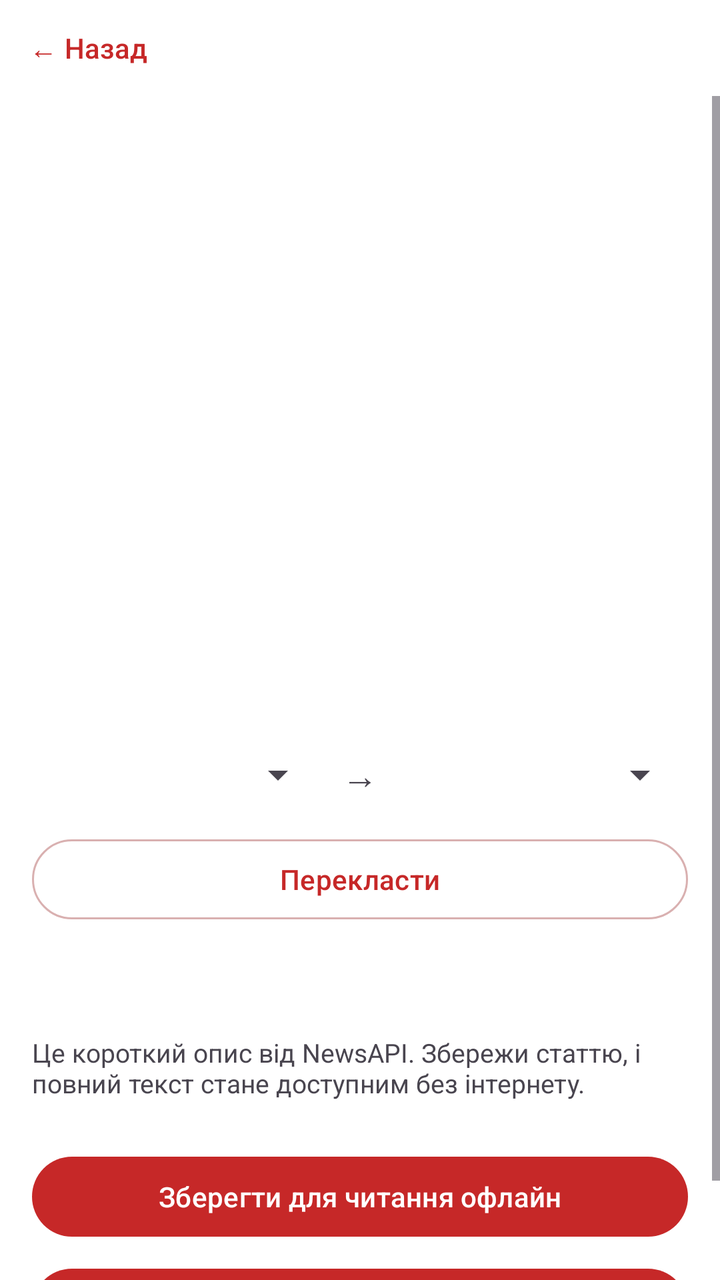
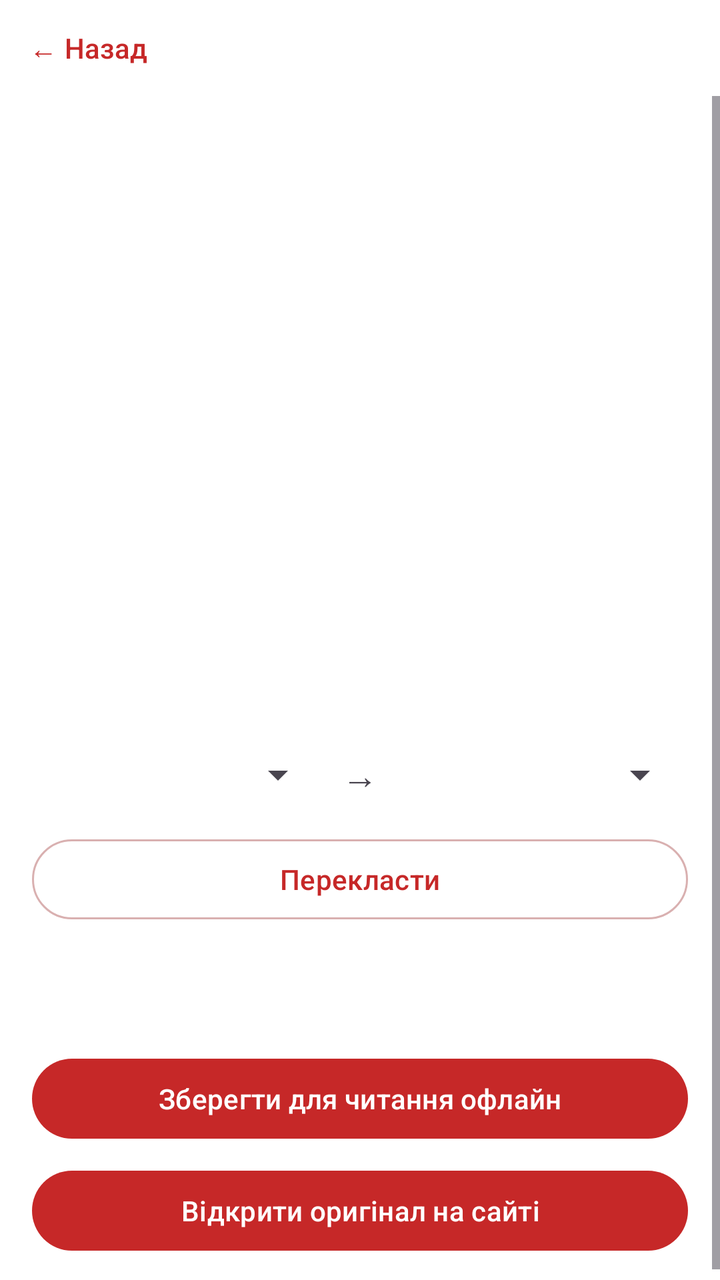

The first picture is an Android layout as it rendered before a commit; the second is the same layout after the commit. The layout source and the unified diff follow.
<!-- AndroidManifest.xml: application theme Theme.NewsFeed -->
<!-- res/layout/activity_article_detail.xml -->
<?xml version="1.0" encoding="utf-8"?>
<LinearLayout xmlns:android="http://schemas.android.com/apk/res/android"
    android:id="@+id/detailRoot"
    android:layout_width="match_parent"
    android:layout_height="match_parent"
    android:orientation="vertical">

    <Button
        android:id="@+id/backButton"
        style="@style/Widget.Material3.Button.TextButton"
        android:layout_width="wrap_content"
        android:layout_height="wrap_content"
        android:text="← Назад" />

    <ScrollView
        android:layout_width="match_parent"
        android:layout_height="0dp"
        android:layout_weight="1">

        <LinearLayout
            android:layout_width="match_parent"
            android:layout_height="wrap_content"
            android:orientation="vertical"
            android:padding="16dp">

            <ImageView
                android:id="@+id/image"
                android:layout_width="match_parent"
                android:layout_height="220dp"
                android:scaleType="centerCrop" />

            <TextView
                android:id="@+id/title"
                android:layout_width="match_parent"
                android:layout_height="wrap_content"
                android:layout_marginTop="12dp"
                android:textSize="22sp"
                android:textStyle="bold" />

            <TextView
                android:id="@+id/meta"
                android:layout_width="match_parent"
                android:layout_height="wrap_content"
                android:layout_marginTop="8dp"
                android:textSize="13sp" />

            <LinearLayout
                android:layout_width="match_parent"
                android:layout_height="wrap_content"
                android:layout_marginTop="16dp"
                android:gravity="center_vertical"
                android:orientation="horizontal">

                <Spinner
                    android:id="@+id/sourceSpinner"
                    android:layout_width="0dp"
                    android:layout_height="wrap_content"
                    android:layout_weight="1" />

                <TextView
                    android:layout_width="wrap_content"
                    android:layout_height="wrap_content"
                    android:padding="8dp"
                    android:text="→"
                    android:textSize="18sp" />

                <Spinner
                    android:id="@+id/targetSpinner"
                    android:layout_width="0dp"
                    android:layout_height="wrap_content"
                    android:layout_weight="1" />
            </LinearLayout>

            <Button
                android:id="@+id/translateButton"
                style="@style/Widget.Material3.Button.OutlinedButton"
                android:layout_width="match_parent"
                android:layout_height="wrap_content"
                android:layout_marginTop="8dp"
                android:text="Перекласти" />

            <TextView
                android:id="@+id/translateStatus"
                android:layout_width="match_parent"
                android:layout_height="wrap_content"
                android:layout_marginTop="8dp"
                android:textSize="13sp"
                android:textStyle="italic"
                android:visibility="gone" />

            <TextView
                android:id="@+id/description"
                android:layout_width="match_parent"
                android:layout_height="wrap_content"
                android:layout_marginTop="16dp"
                android:textSize="16sp" />

            <TextView
                android:id="@+id/statusText"
                android:layout_width="match_parent"
                android:layout_height="wrap_content"
                android:layout_marginTop="16dp"
                android:textSize="13sp"
                android:textStyle="italic"
                android:visibility="gone" />

            <TextView
                android:id="@+id/fullText"
                android:layout_width="match_parent"
                android:layout_height="wrap_content"
                android:layout_marginTop="12dp"
                android:lineSpacingMultiplier="1.2"
                android:textIsSelectable="true"
                android:textSize="16sp"
                android:visibility="gone" />

            <TextView
                android:id="@+id/hint"
                android:layout_width="match_parent"
                android:layout_height="wrap_content"
                android:layout_marginTop="16dp"
                android:text="Це короткий опис від NewsAPI. Збережи статтю, і повний текст стане доступним без інтернету."
                android:textSize="13sp" />

            <Button
                android:id="@+id/saveButton"
                android:layout_width="match_parent"
                android:layout_height="wrap_content"
                android:layout_marginTop="24dp"
                android:text="Зберегти для читання офлайн" />

            <Button
                android:id="@+id/retryButton"
                android:layout_width="match_parent"
                android:layout_height="wrap_content"
                android:layout_marginTop="8dp"
                android:text="Спробувати завантажити текст ще раз"
                android:visibility="gone" />

            <Button
                android:id="@+id/openButton"
                android:layout_width="match_parent"
                android:layout_height="wrap_content"
                android:layout_marginTop="8dp"
                android:text="Відкрити оригінал на сайті" />
        </LinearLayout>
    </ScrollView>
</LinearLayout>
<!-- resources referenced by this layout -->
<resources>
  <style name="Theme.NewsFeed" parent="Theme.Material3.DayNight.NoActionBar">
          <item name="colorPrimary">@color/light_primary</item>
          <item name="colorOnPrimary">@color/white</item>
          <item name="colorPrimaryContainer">@color/light_container</item>
          <item name="colorOnPrimaryContainer">@color/light_on_container</item>
          <item name="colorSecondary">@color/light_secondary</item>
          <item name="colorOnSecondary">@color/white</item>
          <item name="colorSecondaryContainer">@color/light_container</item>
          <item name="colorOnSecondaryContainer">@color/light_on_container</item>
          <item name="android:colorBackground">@color/light_background</item>
          <item name="colorOnBackground">@color/light_on_background</item>
          <item name="colorSurface">@color/light_surface</item>
          <item name="colorOnSurface">@color/light_on_surface</item>
          <item name="colorSurfaceVariant">@color/light_surface_variant</item>
          <item name="colorOnSurfaceVariant">@color/light_on_surface_variant</item>
          <item name="colorOutline">@color/light_outline</item>
      </style>
  <color name="light_primary">#FFC62828</color>
  <color name="white">#FFFFFFFF</color>
  <color name="light_container">#FFFFDAD6</color>
  <color name="light_on_container">#FF410002</color>
  <color name="light_secondary">#FF8E1B1B</color>
  <color name="light_background">#FFFFFFFF</color>
  <color name="light_on_background">#FF121212</color>
  <color name="light_surface">#FFF7F2F2</color>
  <color name="light_on_surface">#FF121212</color>
  <color name="light_surface_variant">#FFF0DEDE</color>
  <color name="light_on_surface_variant">#FF4D3B3B</color>
  <color name="light_outline">#FFD9B0B0</color>
</resources>

<!-- the commit's change to res/layout/activity_article_detail.xml (unified diff, before → after) -->
@@ -80,15 +80,6 @@
                 android:text="Перекласти" />
 
             <TextView
-                android:id="@+id/translateStatus"
-                android:layout_width="match_parent"
-                android:layout_height="wrap_content"
-                android:layout_marginTop="8dp"
-                android:textSize="13sp"
-                android:textStyle="italic"
-                android:visibility="gone" />
-
-            <TextView
                 android:id="@+id/description"
                 android:layout_width="match_parent"
                 android:layout_height="wrap_content"
@@ -100,8 +91,7 @@
                 android:layout_width="match_parent"
                 android:layout_height="wrap_content"
                 android:layout_marginTop="16dp"
-                android:textSize="13sp"
-                android:textStyle="italic"
+                android:textSize="14sp"
                 android:visibility="gone" />
 
             <TextView
@@ -113,14 +103,6 @@
                 android:textIsSelectable="true"
                 android:textSize="16sp"
                 android:visibility="gone" />
-
-            <TextView
-                android:id="@+id/hint"
-                android:layout_width="match_parent"
-                android:layout_height="wrap_content"
-                android:layout_marginTop="16dp"
-                android:text="Це короткий опис від NewsAPI. Збережи статтю, і повний текст стане доступним без інтернету."
-                android:textSize="13sp" />
 
             <Button
                 android:id="@+id/saveButton"
@@ -134,7 +116,7 @@
                 android:layout_width="match_parent"
                 android:layout_height="wrap_content"
                 android:layout_marginTop="8dp"
-                android:text="Спробувати завантажити текст ще раз"
+                android:text="Не вдалося завантажити текст. Спробувати ще раз"
                 android:visibility="gone" />
 
             <Button
